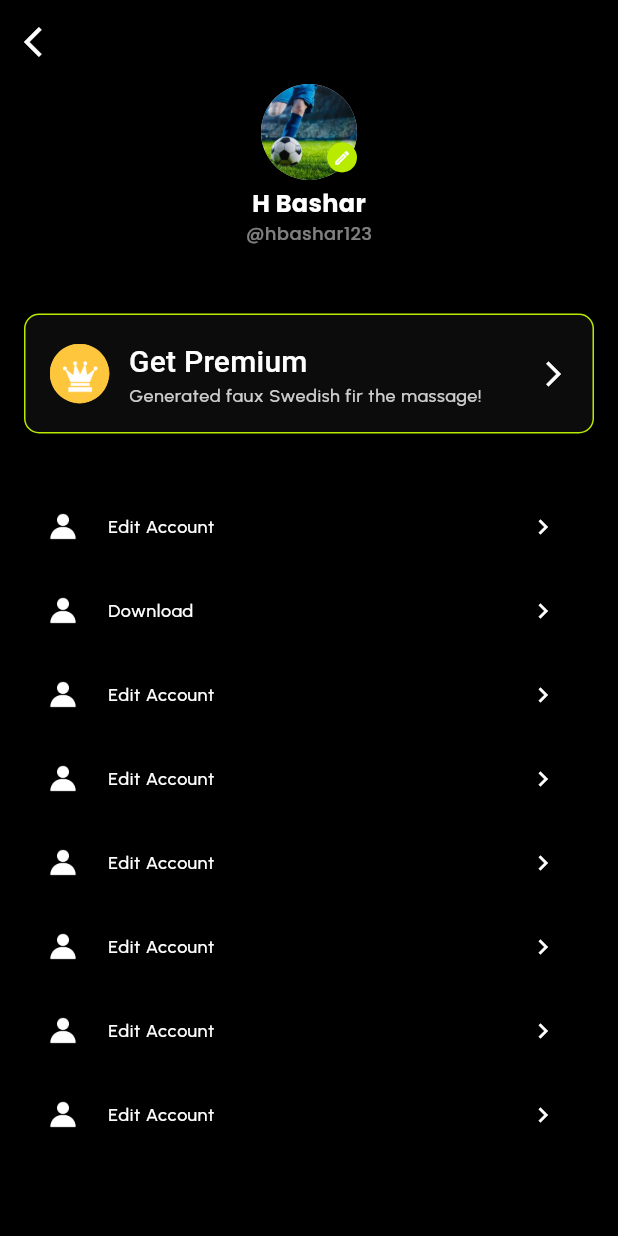
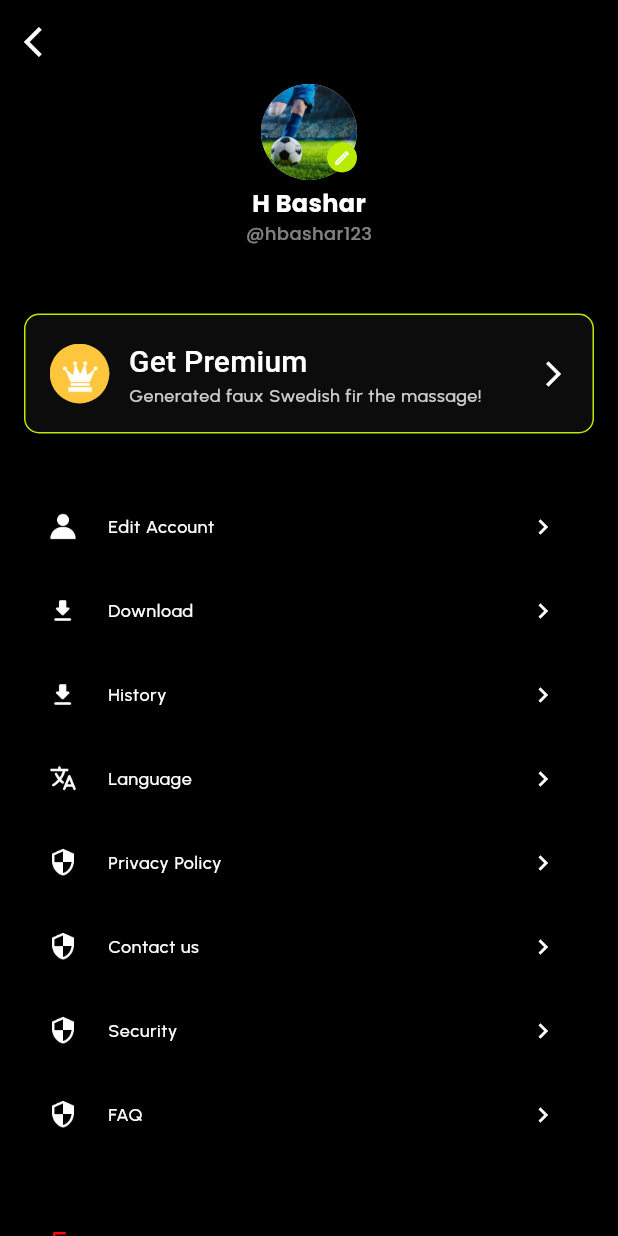
Before and after one commit to salmanbashar1009/malooz, a Flutter app: the MyAccountScreen screen opened by its route, on a phone screen of 412 x 824 dp. Run offline on Flutter 3.47's test engine with Material 3 defaults, Android fonts, the phone set to English and light mode, and no system bars; our stand-ins replace equatable, flutter_bloc, flutter_rating_bar, google_fonts, intl_phone_field, pin_code_fields.

Commit message:
my account screen ui complete

```diff
--- a/lib/core/constant/app_icons.dart
+++ b/lib/core/constant/app_icons.dart
@@ -27,5 +27,15 @@ class AppIcons{
   static const String subscription = 'assets/icons/settings/subscription.png';
   static const String themeMode = 'assets/icons/settings/subscription.png';
 
+  /// my account screen
+  static const String download = 'assets/icons/settings/download.png';
+  static const String history = 'assets/icons/settings/history.png';
+  static const String language = 'assets/icons/settings/language.png';
+  static const String privacy = 'assets/icons/settings/privacy.png';
+  static const String contact = 'assets/icons/settings/contact.png';
+  static const String security = 'assets/icons/settings/security.png';
+  static const String faq = 'assets/icons/settings/faq.png';
+  static const String logout = 'assets/icons/settings/logout.png';
+
 
 }
--- a/lib/features/my_account/ui/screens/my_account_screen.dart
+++ b/lib/features/my_account/ui/screens/my_account_screen.dart
@@ -4,7 +4,6 @@ import 'package:malooz/core/constant/app_icons.dart';
 import 'package:malooz/core/constant/app_padding.dart';
 import 'package:malooz/features/my_account/ui/widgets/get_premium_tile.dart';
 import '../../../../core/constant/app_colors.dart';
-import '../../../../core/constant/app_images.dart';
 import '../../../../core/utls/utls.dart';
 import '../widgets/profile_avatar.dart';
 
@@ -13,46 +12,114 @@ class MyAccountScreen extends StatelessWidget {
 
   @override
   Widget build(BuildContext context) {
-
     final textTheme = Theme.of(context).textTheme;
 
     return Scaffold(
       appBar: AppBar(
-        leading: Utils.backButton(onTap: (){
+        leading: Utils.backButton(onTap: () {
           Navigator.pop(context);
         }),
       ),
-      body: Padding(
+      body: SingleChildScrollView(
+        child: Padding(
           padding: AppPadding.horizontal16,
           child: Column(
             crossAxisAlignment: CrossAxisAlignment.center,
             children: [
               ProfileAvatar(),
-            const SizedBox(height: 4,),
-            Text("H Bashar",style: GoogleFonts.poppins(
+              const SizedBox(
+                height: 4,
+              ),
+              Text(
+                "H Bashar",
+                style: GoogleFonts.poppins(
                     fontWeight: FontWeight.w700,
                     fontSize: 16,
-              color: AppColors.white
+                    color: AppColors.white),
+              ),
+              Text(
+                '@hbashar123',
+                style: GoogleFonts.poppins(
+                    fontWeight: FontWeight.w500,
+                    fontSize: 12,
+                    color: AppColors.white50),
+              ),
+              const SizedBox(
+                height: 45,
+              ),
+              GetPremiumTile(onTap: () {}),
+              const SizedBox(
+                height: 34,
+              ),
+              Utils.buildTileItem(
+                  context: context,
+                  iconPath: AppIcons.person,
+                  title: "Edit Account",
+                  onTap: () {}),
+              Utils.buildTileItem(
+                  context: context,
+                  iconPath: AppIcons.download,
+                  title: "Download",
+                  onTap: () {}),
+              Utils.buildTileItem(
+                  context: context,
+                  iconPath: AppIcons.history,
+                  title: "History",
+                  onTap: () {}),
+              Utils.buildTileItem(
+                  context: context,
+                  iconPath: AppIcons.language,
+                  title: "Language",
+                  onTap: () {}),
+              Utils.buildTileItem(
+                  context: context,
+                  iconPath: AppIcons.privacy,
+                  title: "Privacy Policy",
+                  onTap: () {}),
+              Utils.buildTileItem(
+                  context: context,
+                  iconPath: AppIcons.contact,
+                  title: "Contact us",
+                  onTap: () {}),
+              Utils.buildTileItem(
+                  context: context,
+                  iconPath: AppIcons.security,
+                  title: "Security",
+                  onTap: () {}),
+              Utils.buildTileItem(
+                  context: context,
+                  iconPath: AppIcons.faq,
+                  title: "FAQ",
+                  onTap: () {}),
+              const SizedBox(
+                height: 50,
+              ),
+              Align(
+                alignment: Alignment.centerLeft,
+                child: Wrap(
+                  spacing: 3,
+                  children: [
+                    const SizedBox(
+                      width: 16,
+                    ),
+                    Image.asset(
+                      AppIcons.logout,
+                      width: 18,
+                      height: 18,
+                    ),
+                    Text(
+                      "Logout",
+                      style:
+                          textTheme.bodySmall?.copyWith(color: AppColors.red),
+                    )
+                  ],
                 ),
               ),
-            Text('@hbashar123',style: GoogleFonts.poppins(
-              fontWeight: FontWeight.w500,
-              fontSize: 12,
-              color: AppColors.white50
-            ),),
-            const SizedBox(height: 45,),
-           GetPremiumTile(onTap: (){}),
-            const SizedBox(height: 34,),
-            Utils.buildTileItem(context: context, iconPath: AppIcons.person, title: "Edit Account", onTap: (){}),
-            Utils.buildTileItem(context: context, iconPath: AppIcons.person, title: "Download", onTap: (){}),
-            Utils.buildTileItem(context: context, iconPath: AppIcons.person, title: "Edit Account", onTap: (){}),
-            Utils.buildTileItem(context: context, iconPath: AppIcons.person, title: "Edit Account", onTap: (){}),
-            Utils.buildTileItem(context: context, iconPath: AppIcons.person, title: "Edit Account", onTap: (){}),
-            Utils.buildTileItem(context: context, iconPath: AppIcons.person, title: "Edit Account", onTap: (){}),
-            Utils.buildTileItem(context: context, iconPath: AppIcons.person, title: "Edit Account", onTap: (){}),
-            Utils.buildTileItem(context: context, iconPath: AppIcons.person, title: "Edit Account", onTap: (){}),
-
+              const SizedBox(
+                height: 32,
+              ),
             ],
+          ),
         ),
       ),
     );
```
Also changed, not shown: assets/icons/settings/contact.png (added), assets/icons/settings/faq.png (added), assets/icons/settings/history.png (added), assets/icons/settings/language.png (added), assets/icons/settings/logout.png (added), assets/icons/settings/privacy.png (added), assets/icons/settings/security.png (added). Lines whose indentation alone changed are shown as unchanged.
